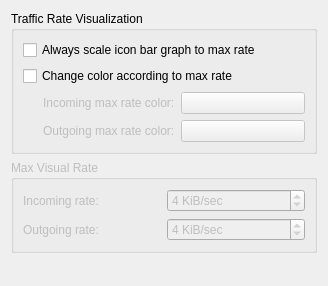
Above: src/kcm/themecfg.ui from KDE/knemo before the change. Below: the same form after it.
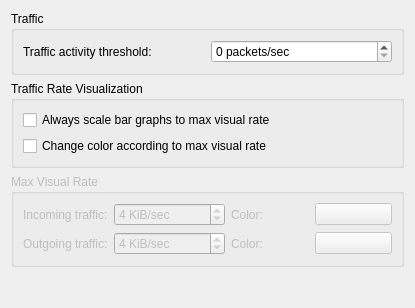
That is the form after the change. Custom widgets are drawn as their Qt base class.

Commit message: Reorganize the config dialog a bit.

Diff of the .ui file:
```diff
--- a/src/kcm/themecfg.ui
+++ b/src/kcm/themecfg.ui
@@ -6,11 +6,44 @@
    <rect>
     <x>0</x>
     <y>0</y>
-    <width>328</width>
-    <height>286</height>
+    <width>415</width>
+    <height>308</height>
    </rect>
   </property>
   <layout class="QVBoxLayout" name="verticalLayout_4">
+   <item>
+    <widget class="QGroupBox" name="groupBox_2">
+     <property name="title">
+      <string>Traffic</string>
+     </property>
+     <layout class="QVBoxLayout" name="verticalLayout_2">
+      <item>
+       <layout class="QHBoxLayout" name="horizontalLayout_2">
+        <item>
+         <widget class="QLabel" name="label_3">
+          <property name="text">
+           <string>Traffic activity threshold:</string>
+          </property>
+         </widget>
+        </item>
+        <item>
+         <widget class="KIntSpinBox" name="spinBoxTrafficThreshold">
+          <property name="whatsThis">
+           <string>If you are on a network with a lot of low-level traffic, you can increase this value so the tray icon does not constantly report activity.</string>
+          </property>
+          <property name="suffix">
+           <string> packets/sec</string>
+          </property>
+          <property name="maximum">
+           <number>1000</number>
+          </property>
+         </widget>
+        </item>
+       </layout>
+      </item>
+     </layout>
+    </widget>
+   </item>
    <item>
     <widget class="QGroupBox" name="rateGroup">
      <property name="title">
@@ -23,7 +56,7 @@
          <string>If this is checked, the Netload bar graphs will use a constant scale based on the maximum rates below.  If unchecked, the bar graphs will change scale according to recent traffic rates.</string>
         </property>
         <property name="text">
-         <string>Always scale icon bar graph to max rate</string>
+         <string>Always scale bar graphs to max visual rate</string>
         </property>
        </widget>
       </item>
@@ -33,84 +66,10 @@
          <string>If checked, the transmit and receive colors will change according to the traffic rate.  As the traffic rate increases, the color will change from the default color, to the max rate color.</string>
         </property>
         <property name="text">
-         <string>Change color according to max rate</string>
+         <string>Change color according to max visual rate</string>
         </property>
        </widget>
       </item>
-      <item>
-       <layout class="QHBoxLayout" name="horizontalLayout">
-        <item>
-         <spacer name="horizontalSpacer">
-          <property name="orientation">
-           <enum>Qt::Horizontal</enum>
-          </property>
-          <property name="sizeType">
-           <enum>QSizePolicy::Fixed</enum>
-          </property>
-          <property name="sizeHint" stdset="0">
-           <size>
-            <width>20</width>
-            <height>0</height>
-           </size>
-          </property>
-         </spacer>
-        </item>
-        <item>
-         <widget class="QLabel" name="label">
-          <property name="enabled">
-           <bool>false</bool>
-          </property>
-          <property name="text">
-           <string>Incoming max rate color:</string>
-          </property>
-         </widget>
-        </item>
-        <item>
-         <widget class="KColorButton" name="colorIncomingMax">
-          <property name="enabled">
-           <bool>false</bool>
-          </property>
-         </widget>
-        </item>
-       </layout>
-      </item>
-      <item>
-       <layout class="QHBoxLayout" name="horizontalLayout_3">
-        <item>
-         <spacer name="horizontalSpacer_2">
-          <property name="orientation">
-           <enum>Qt::Horizontal</enum>
-          </property>
-          <property name="sizeType">
-           <enum>QSizePolicy::Fixed</enum>
-          </property>
-          <property name="sizeHint" stdset="0">
-           <size>
-            <width>20</width>
-            <height>0</height>
-           </size>
-          </property>
-         </spacer>
-        </item>
-        <item>
-         <widget class="QLabel" name="label_2">
-          <property name="enabled">
-           <bool>false</bool>
-          </property>
-          <property name="text">
-           <string>Outgoing max rate color:</string>
-          </property>
-         </widget>
-        </item>
-        <item>
-         <widget class="KColorButton" name="colorOutgoingMax">
-          <property name="enabled">
-           <bool>false</bool>
-          </property>
-         </widget>
-        </item>
-       </layout>
-      </item>
      </layout>
     </widget>
    </item>
@@ -128,7 +87,7 @@
         <item>
          <widget class="QLabel" name="inMaxText">
           <property name="text">
-           <string>Incoming rate:</string>
+           <string>Incoming traffic:</string>
           </property>
          </widget>
         </item>
@@ -151,6 +110,23 @@
           </property>
          </widget>
         </item>
+        <item>
+         <widget class="QLabel" name="label">
+          <property name="enabled">
+           <bool>false</bool>
+          </property>
+          <property name="text">
+           <string>Color:</string>
+          </property>
+         </widget>
+        </item>
+        <item>
+         <widget class="KColorButton" name="colorIncomingMax">
+          <property name="enabled">
+           <bool>false</bool>
+          </property>
+         </widget>
+        </item>
        </layout>
       </item>
       <item>
@@ -158,7 +134,7 @@
         <item>
          <widget class="QLabel" name="outMaxText">
           <property name="text">
-           <string>Outgoing rate:</string>
+           <string>Outgoing traffic:</string>
           </property>
          </widget>
         </item>
@@ -181,6 +157,23 @@
           </property>
          </widget>
         </item>
+        <item>
+         <widget class="QLabel" name="label_2">
+          <property name="enabled">
+           <bool>false</bool>
+          </property>
+          <property name="text">
+           <string>Color:</string>
+          </property>
+         </widget>
+        </item>
+        <item>
+         <widget class="KColorButton" name="colorOutgoingMax">
+          <property name="enabled">
+           <bool>false</bool>
+          </property>
+         </widget>
+        </item>
        </layout>
       </item>
      </layout>
```
Left out of the diff: 5 changed lines with no effect on the pictures. The commit also changes 4 other files.
